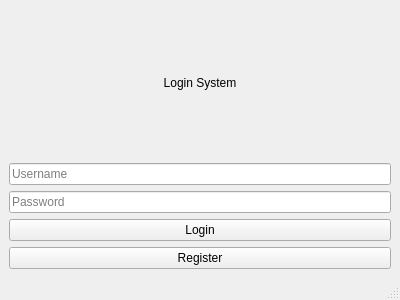
The window that ui/login.ui (kriitikat/Sajilo-Bazarr) describes before a commit, drawn with Qt 5.
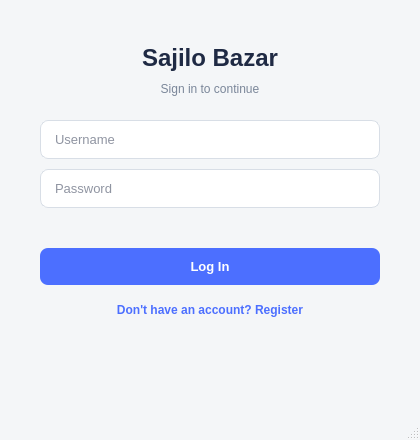
The same window after the commit.

Commit message: Updated Login Register page

```diff
--- a/ui/login.ui
+++ b/ui/login.ui
@@ -7,23 +7,132 @@
    <rect>
     <x>0</x>
     <y>0</y>
-    <width>400</width>
-    <height>300</height>
+    <width>420</width>
+    <height>440</height>
    </rect>
   </property>
 
+  <property name="minimumSize">
+   <size>
+    <width>420</width>
+    <height>440</height>
+   </size>
+  </property>
+
   <property name="windowTitle">
    <string>Sajilo Bazar - Login</string>
   </property>
 
+  <property name="styleSheet">
+   <string notr="true">
+    /* ── Window background ─────────────────────────────────────────── */
+    QMainWindow, #centralwidget {
+        background-color: #F4F6F8;
+    }
+
+    /* ── Title / subtitle ──────────────────────────────────────────── */
+    QLabel#titleLabel {
+        color: #1F2A44;
+        font-size: 24px;
+        font-weight: 600;
+    }
+
+    QLabel#subtitleLabel {
+        color: #7A8699;
+        font-size: 12px;
+    }
+
+    /* ── Status message (errors in red, success in green — color is
+           toggled at runtime via a dynamic property, styled below) ───── */
+    QLabel#statusLabel {
+        font-size: 12px;
+        min-height: 16px;
+    }
+    QLabel#statusLabel[status="error"] {
+        color: #C0392B;
+    }
+    QLabel#statusLabel[status="success"] {
+        color: #1E8449;
+    }
+
+    /* ── Input fields ──────────────────────────────────────────────── */
+    QLineEdit {
+        background-color: #FFFFFF;
+        border: 1px solid #D8DEE6;
+        border-radius: 8px;
+        padding: 10px 12px;
+        font-size: 13px;
+        color: #1F2A44;
+        selection-background-color: #4C6FFF;
+    }
+    QLineEdit:focus {
+        border: 1px solid #4C6FFF;
+    }
+    QLineEdit:disabled {
+        background-color: #EEF1F5;
+        color: #A6AEBB;
+    }
+
+    /* ── Primary button (Log In) ──────────────────────────────────────── */
+    QPushButton#loginButton {
+        background-color: #4C6FFF;
+        color: #FFFFFF;
+        border: none;
+        border-radius: 8px;
+        padding: 11px 12px;
+        font-size: 13px;
+        font-weight: 600;
+    }
+    QPushButton#loginButton:hover {
+        background-color: #3F5CE0;
+    }
+    QPushButton#loginButton:pressed {
+        background-color: #3450C9;
+    }
+    QPushButton#loginButton:disabled {
+        background-color: #AEB9E8;
+    }
+
+    /* ── Secondary button (Register) ──────────────────────────────────── */
+    QPushButton#registerButton {
+        background-color: transparent;
+        color: #4C6FFF;
+        border: none;
+        padding: 8px;
+        font-size: 12px;
+        font-weight: 600;
+    }
+    QPushButton#registerButton:hover {
+        color: #3450C9;
+        text-decoration: underline;
+    }
+    QPushButton#registerButton:pressed {
+        color: #26399C;
+    }
+   </string>
+  </property>
+
   <widget class="QWidget" name="centralwidget">
 
    <layout class="QVBoxLayout" name="verticalLayout">
+    <property name="leftMargin"><number>40</number></property>
+    <property name="rightMargin"><number>40</number></property>
+    <property name="topMargin"><number>36</number></property>
+    <property name="bottomMargin"><number>28</number></property>
+    <property name="spacing"><number>10</number></property>
+
+    <item>
+     <spacer name="topSpacer">
+      <property name="orientation"><enum>Qt::Vertical</enum></property>
+      <property name="sizeType"><enum>QSizePolicy::Fixed</enum></property>
+      <property name="sizeHint"><size><width>20</width><height>8</height></size></property>
+     </spacer>
+    </item>
 
     <item>
      <widget class="QLabel" name="titleLabel">
       <property name="text">
-       <string>Login System</string>
+       <string>Sajilo Bazar</string>
       </property>
       <property name="alignment">
        <set>Qt::AlignCenter</set>
@@ -31,6 +140,25 @@
      </widget>
     </item>
 
+    <item>
+     <widget class="QLabel" name="subtitleLabel">
+      <property name="text">
+       <string>Sign in to continue</string>
+      </property>
+      <property name="alignment">
+       <set>Qt::AlignCenter</set>
+      </property>
+     </widget>
+    </item>
+
+    <item>
+     <spacer name="midSpacer1">
+      <property name="orientation"><enum>Qt::Vertical</enum></property>
+      <property name="sizeType"><enum>QSizePolicy::Fixed</enum></property>
+      <property name="sizeHint"><size><width>20</width><height>14</height></size></property>
+     </spacer>
+    </item>
+
     <item>
      <widget class="QLineEdit" name="usernameEdit">
       <property name="placeholderText">
@@ -50,10 +178,32 @@
      </widget>
     </item>
 
+    <item>
+     <widget class="QLabel" name="statusLabel">
+      <property name="text">
+       <string/>
+      </property>
+      <property name="alignment">
+       <set>Qt::AlignCenter</set>
+      </property>
+      <property name="wordWrap">
+       <bool>true</bool>
+      </property>
+     </widget>
+    </item>
+
+    <item>
+     <spacer name="midSpacer2">
+      <property name="orientation"><enum>Qt::Vertical</enum></property>
+      <property name="sizeType"><enum>QSizePolicy::Fixed</enum></property>
+      <property name="sizeHint"><size><width>20</width><height>4</height></size></property>
+     </spacer>
+    </item>
+
     <item>
      <widget class="QPushButton" name="loginButton">
       <property name="text">
-       <string>Login</string>
+       <string>Log In</string>
       </property>
      </widget>
     </item>
@@ -61,11 +211,19 @@
     <item>
      <widget class="QPushButton" name="registerButton">
       <property name="text">
-       <string>Register</string>
+       <string>Don't have an account? Register</string>
       </property>
      </widget>
     </item>
 
+    <item>
+     <spacer name="bottomSpacer">
+      <property name="orientation"><enum>Qt::Vertical</enum></property>
+      <property name="sizeType"><enum>QSizePolicy::Expanding</enum></property>
+      <property name="sizeHint"><size><width>20</width><height>20</height></size></property>
+     </spacer>
+    </item>
+
    </layout>
   </widget>
 
```
Left out of the diff: 9 changed lines with no effect on the pictures. The commit also changes 6 other files.
